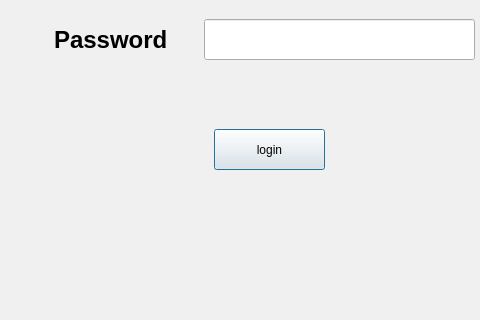
The window that login.ui (SonaliGaonkar/CarRentalSystem) describes before a commit, drawn with Qt 5; both pictures show x 446 to 926 and y 181 to 501 of the 926 by 501 pixel window.
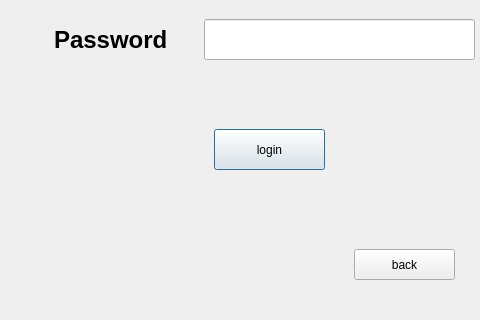
The same window after the commit.

The edit to the form file:
```diff
--- a/login.ui
+++ b/login.ui
@@ -12,39 +12,9 @@
   </property>
   <property name="palette">
    <palette>
-    <active>
-     <colorrole role="Window">
-      <brush brushstyle="SolidPattern">
-       <color alpha="255">
-        <red>85</red>
-        <green>170</green>
-        <blue>255</blue>
-       </color>
-      </brush>
-     </colorrole>
-    </active>
-    <inactive>
-     <colorrole role="Window">
-      <brush brushstyle="SolidPattern">
-       <color alpha="255">
-        <red>240</red>
-        <green>240</green>
-        <blue>240</blue>
-       </color>
-      </brush>
-     </colorrole>
-    </inactive>
-    <disabled>
-     <colorrole role="Window">
-      <brush brushstyle="SolidPattern">
-       <color alpha="255">
-        <red>85</red>
-        <green>170</green>
-        <blue>255</blue>
-       </color>
-      </brush>
-     </colorrole>
-    </disabled>
+    <active/>
+    <inactive/>
+    <disabled/>
    </palette>
   </property>
   <property name="windowTitle">
@@ -211,6 +181,19 @@
     <string>login</string>
    </property>
   </widget>
+  <widget class="QPushButton" name="pushButton_2">
+   <property name="geometry">
+    <rect>
+     <x>800</x>
+     <y>430</y>
+     <width>101</width>
+     <height>31</height>
+    </rect>
+   </property>
+   <property name="text">
+    <string>back</string>
+   </property>
+  </widget>
  </widget>
  <resources/>
  <connections/>
```
